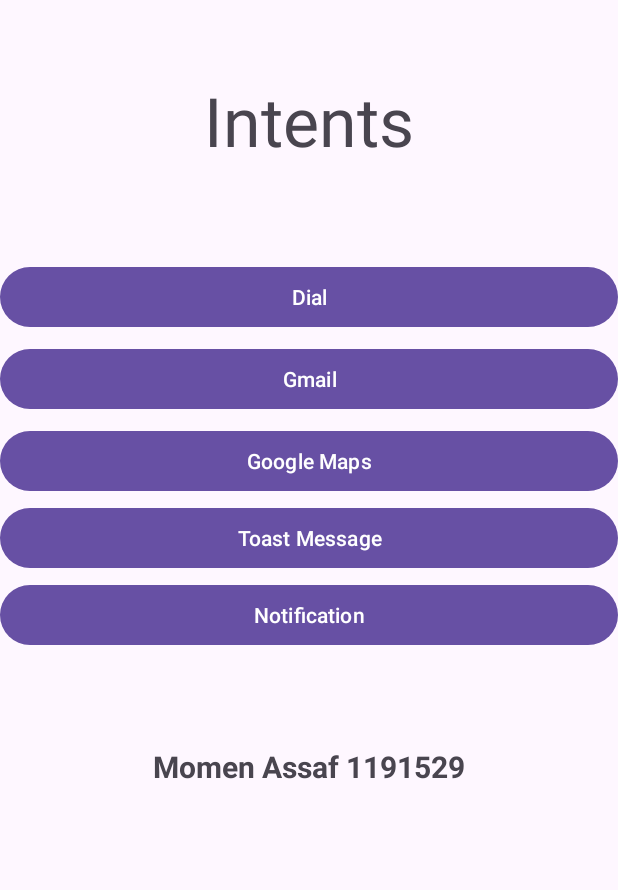
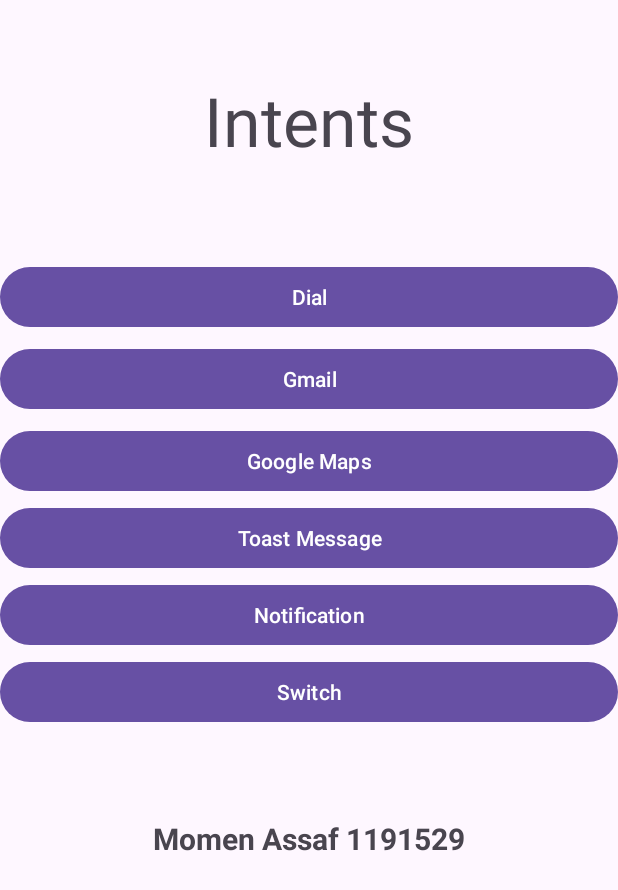
Before and after one commit to Momen-Assaf/Andriod-Lab, an Android app: the screen it shows after launch (MainActivity), on a phone screen of 412 x 824 dp. Shown: the top 890 px of the screen. Run offline under Robolectric (Android 15) with nearby library versions, the phone set to English and light mode, and no system bars.

Commit message:
expirement 3 completed

```diff
--- a/Expirement3/app/src/main/AndroidManifest.xml
+++ b/Expirement3/app/src/main/AndroidManifest.xml
@@ -3,6 +3,7 @@
     xmlns:tools="http://schemas.android.com/tools">
 
     <uses-permission android:name="android.permission.POST_NOTIFICATIONS" />
+
     <application
         android:allowBackup="true"
         android:dataExtractionRules="@xml/data_extraction_rules"
@@ -22,6 +23,8 @@
                 <category android:name="android.intent.category.LAUNCHER" />
             </intent-filter>
         </activity>
+        <activity
+            android:name=".SwitchActivity" />
     </application>
 
 </manifest>
--- a/Expirement3/app/src/main/java/edu/birzeit/experiment3/MainActivity.java
+++ b/Expirement3/app/src/main/java/edu/birzeit/experiment3/MainActivity.java
@@ -22,7 +22,7 @@ import androidx.core.view.WindowInsetsCompat;
 
 public class MainActivity extends AppCompatActivity {
 
-    private Button dial, gmail, maps, toast, notification;
+    private Button dial, gmail, maps, toast, notification, switchB;
 
     @Override
     protected void onCreate(Bundle savedInstanceState) {
@@ -34,6 +34,7 @@ public class MainActivity extends AppCompatActivity {
         maps = findViewById(R.id.maps);
         toast = findViewById(R.id.toast);
         notification = findViewById(R.id.notification);
+        switchB = findViewById(R.id.switchB);
 
         dial.setOnClickListener(new View.OnClickListener() {
             @Override
@@ -79,6 +80,15 @@ public class MainActivity extends AppCompatActivity {
                 createNotification();
             }
         });
+
+        switchB.setOnClickListener(new View.OnClickListener() {
+            @Override
+            public void onClick(View v) {
+                Intent switchActivity = new Intent(MainActivity.this, SwitchActivity.class);
+                MainActivity.this.startActivity(switchActivity);
+                finish();
+            }
+        });
     }
 
     private static final String CHANNEL_ID = "my chanle 1";
--- a/Expirement3/app/src/main/res/layout/activity_main.xml
+++ b/Expirement3/app/src/main/res/layout/activity_main.xml
@@ -57,6 +57,12 @@
             android:layout_marginVertical="3dp"
             android:text="Notification" />
 
+        <Button
+            android:id="@+id/switchB"
+            android:layout_width="match_parent"
+            android:layout_height="wrap_content"
+            android:text="Switch" />
+
     </LinearLayout>
 
     <TextView
```
